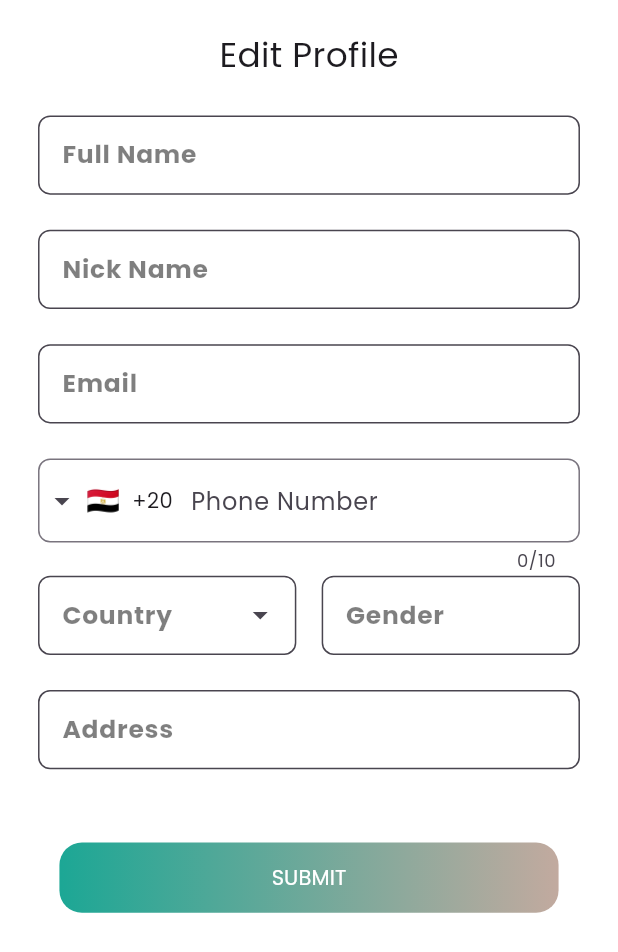
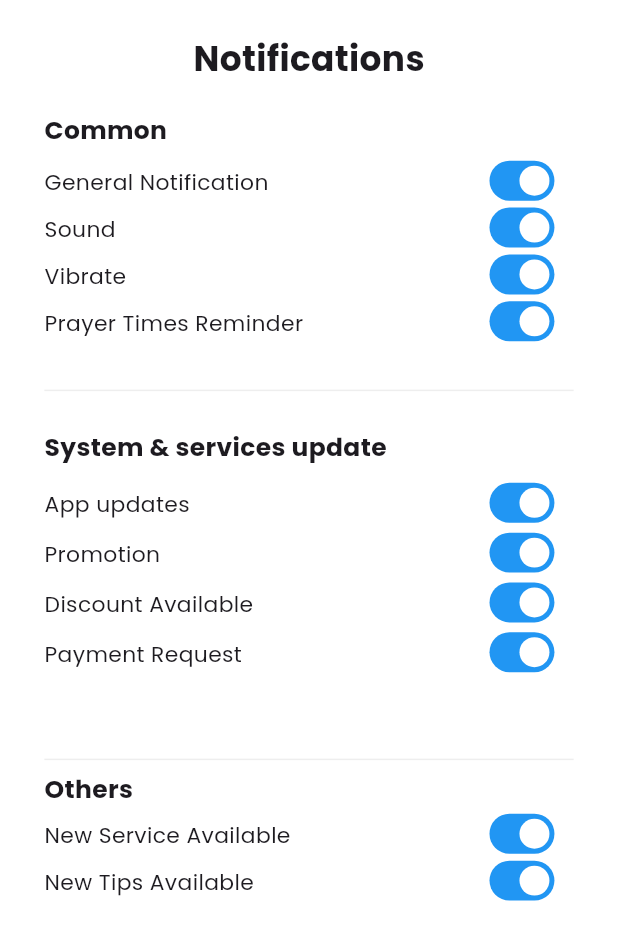
Before and after one commit to Oswa-Hassana-project/Flutter_app, a Flutter app: the screen it shows after launch, on a phone screen of 412 x 824 dp. Shown: the top 952 px of the screen. Run offline on Flutter 3.47's test engine with Material 3 defaults, Android fonts, the phone set to English and light mode, and no system bars; drawn by our look-alikes of intl_phone_field; our stand-ins replace bloc, country_picker, flutter_bloc, flutter_pw_validator.

Commit message:
add notification setting page

```diff
--- a/lib/main.dart
+++ b/lib/main.dart
@@ -1,6 +1,7 @@
 import 'package:bloc/bloc.dart';
 import 'package:finalproject/pages/edit_profile.dart';
 import 'package:finalproject/pages/homepage.dart';
+import 'package:finalproject/pages/notificationsPage.dart';
 import 'package:finalproject/pages/sign_up.dart';
 import 'package:finalproject/shared/BlocObserver.dart';
 import 'package:flutter/material.dart';
@@ -27,7 +28,7 @@ class MyApp extends StatelessWidget {
         useMaterial3: true,
         scaffoldBackgroundColor: Color(0xff13a795),
       ),debugShowCheckedModeBanner: false,
-      home: EditProfilePage(),
+      home: NotificationsPage(),
     );
   }
 }
--- /dev/null
+++ b/lib/pages/notificationsPage.dart
@@ -0,0 +1,111 @@
+import 'package:finalproject/shared/cubit/editProfileCubit.dart';
+import 'package:finalproject/shared/cubit/profileStates.dart';
+import 'package:finalproject/widgets/constsnts.dart';
+import 'package:flutter/cupertino.dart';
+import 'package:flutter/material.dart';
+import 'package:flutter_bloc/flutter_bloc.dart';
+
+class NotificationsPage extends StatelessWidget {
+  const NotificationsPage({super.key});
+
+  @override
+  Widget build(BuildContext context) {
+    return  BlocProvider(
+      create: (context) => ProfileCubit(),
+      child: BlocConsumer<ProfileCubit,ProfileStates>(
+        listener: (context, state) {},
+        builder: (context, state) {
+          ProfileCubit cubit = ProfileCubit.get(context);
+
+          return Scaffold(
+            backgroundColor: Colors.white,
+            body: SafeArea(
+                child: SizedBox(
+                  width: double.infinity,
+                  height: double.infinity,
+                  child: Padding(
+                    padding: EdgeInsets.symmetric(
+                        horizontal: widthR(28, context),
+                        vertical: heightR(24, context)),
+                    child: Column(
+                      crossAxisAlignment: CrossAxisAlignment.start,
+                      children: [
+                        Center(child: Text('Notifications',style: TextStyle(fontSize: sizeR(22, context),fontWeight: FontWeight.bold),)),
+                        SizedBox(height: heightR(19, context),),
+                        Text('Common',style: TextStyle(fontSize: sizeR(16, context),fontWeight: FontWeight.bold),),
+                        SizedBox(height: heightR(12, context),),
+                        NotificationsSitting("General Notification",cubit.switchValueGeneral,(value) => cubit.ToggleSwitch(value) ,context),
+                        SizedBox(height: heightR(12,context),),
+                        NotificationsSitting("Sound", cubit.switchValueSound,(value) => cubit.ToggleSwitchSound(value) ,context),
+                        SizedBox(height: heightR(12, context),),
+                        NotificationsSitting("Vibrate", cubit.switchValueVibrate,(value) => cubit.ToggleSwitchVibrate(value),context),
+                        SizedBox(height: heightR(12, context),),
+                        NotificationsSitting("Prayer Times Reminder", cubit.switchValuePrayer,(value) => cubit.ToggleSwitchPrayer(value),context),
+                        SizedBox(height: heightR(29, context),),
+                        Divider(color: Color(0xFFeeeeee)),
+                        SizedBox(height: heightR(18, context),),
+                        Text('System & services update',style: TextStyle(fontSize: sizeR(16, context),fontWeight: FontWeight.bold),),
+                        SizedBox(height: heightR(16, context),),
+                        NotificationsSitting("App updates", cubit.switchValueAppUpdate,(value) => cubit.ToggleSwitchAppUpdate(value),context),
+                        SizedBox(height: heightR(14, context),),
+                        NotificationsSitting("Promotion", cubit.switchValuePromotion,(value) => cubit.ToggleSwitchPromotion(value),context),
+                        SizedBox(height: heightR(14, context),),
+                        NotificationsSitting("Discount Available", cubit.switchValueDiscount,(value) => cubit.ToggleSwitchDiscount(value),context),
+                        SizedBox(height: heightR(14, context),),
+                        NotificationsSitting("Payment Request", cubit.switchValuePayment,(value) => cubit.ToggleSwitchPayment(value),context),
+                        SizedBox(height: heightR(55, context),),
+                        Divider(color: Color(0xFFeeeeee)),
+                        Text('Others',style: TextStyle(fontSize: sizeR(16, context),fontWeight: FontWeight.bold),),
+                        SizedBox(height: heightR(8, context),),
+                        NotificationsSitting("New Service Available", cubit.switchValueService,(value) => cubit.ToggleSwitchService(value),context),
+                        SizedBox(height: heightR(12, context),),
+                        NotificationsSitting("New Tips Available", cubit.switchValueTips,(value) => cubit.ToggleSwitchTips(value),context),
+
+
+
+
+
+
+
+
+
+
+
+
+                      ],
+                    ),
+                  ),
+                )  ),
+
+
+          );
+
+          },
+      )
+    );
+  }
+  Widget NotificationsSitting(String title,bool state,Function(bool) onChanged,context){
+    return Container(
+      height: heightR(20, context),
+      child: Row(
+        children: [
+          Container(
+              width: widthR(220, context),
+              height: heightR(20, context),
+              child: Text(title,style: TextStyle(fontSize: sizeR(14, context)),)),
+          SizedBox(width: widthR(53, context),),
+          Transform.scale(
+            scale: sizeR(0.8, context),
+            child: Switch(value: state, activeTrackColor: Colors.blue,
+              inactiveThumbColor: Colors.white,
+              inactiveTrackColor: Colors.grey[300],
+              trackOutlineColor: MaterialStatePropertyAll(Colors.transparent),
+              onChanged: onChanged
+            ),
+          ),
+        ],
+      ),
+    );
+  }
+
+}
--- a/lib/shared/cubit/editProfileCubit.dart
+++ b/lib/shared/cubit/editProfileCubit.dart
@@ -1,6 +1,8 @@
 import 'package:bloc/bloc.dart';
 import 'package:finalproject/shared/cubit/profileStates.dart';
+import 'package:finalproject/widgets/constsnts.dart';
 import 'package:flutter/cupertino.dart';
+import 'package:flutter/material.dart';
 import 'package:flutter_bloc/flutter_bloc.dart';
 
 class ProfileCubit extends Cubit<ProfileStates>{
@@ -29,4 +31,57 @@ class ProfileCubit extends Cubit<ProfileStates>{
     emit(GetGenderState());
   }
 
+  bool switchValueGeneral=true;
+  bool switchValueSound=true;
+  bool switchValueVibrate=true;
+  bool switchValuePrayer=true;
+  bool switchValueAppUpdate=true;
+  bool switchValuePromotion=true;
+  bool switchValueDiscount=true;
+  bool switchValuePayment=true;
+  bool switchValueService=true;
+  bool switchValueTips=true;
+
+  ToggleSwitch(bool value){
+    switchValueGeneral=value;
+    emit(NotificationsState());
+  }
+  ToggleSwitchSound(bool value){
+    switchValueSound=value;
+    emit(NotificationsState());
+  }
+  ToggleSwitchVibrate(bool value){
+    switchValueVibrate=value;
+    emit(NotificationsState());
+  }
+  ToggleSwitchPrayer(bool value){
+    switchValuePrayer=value;
+    emit(NotificationsState());
+  }
+  ToggleSwitchAppUpdate(bool value){
+    switchValueAppUpdate=value;
+    emit(NotificationsState());
+  }
+  ToggleSwitchPromotion(bool value){
+    switchValuePromotion=value;
+    emit(NotificationsState());
+  }
+  ToggleSwitchDiscount(bool value){
+    switchValueDiscount=value;
+    emit(NotificationsState());
+  }
+  ToggleSwitchPayment(bool value){
+    switchValuePayment=value;
+    emit(NotificationsState());
+  }
+  ToggleSwitchService(bool value){
+    switchValueService=value;
+    emit(NotificationsState());
+  }
+  ToggleSwitchTips(bool value){
+    switchValueTips=value;
+    emit(NotificationsState());
+  }
+
+
 }
--- a/lib/shared/cubit/profileStates.dart
+++ b/lib/shared/cubit/profileStates.dart
@@ -4,3 +4,4 @@ class AppInitalState extends ProfileStates{}
 class GetCountryState extends ProfileStates{}
 class GetGenderState extends ProfileStates{}
 class GetPhoneState extends ProfileStates{}
+class NotificationsState extends ProfileStates{}
```
Also changed, not shown: lib/shared/cubit/states.dart (line endings or trailing spaces).
